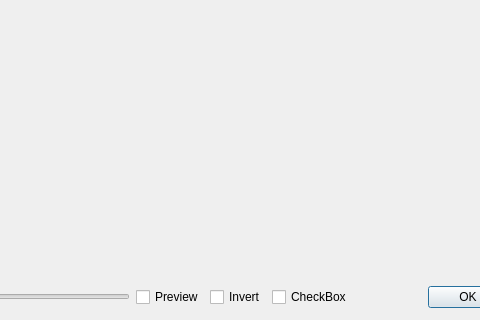
BojanV03/RS14-passerine, file ui/piceditor.ui: the form before one commit; both pictures show x 116 to 596 and y 172 to 492 of the 724 by 492 pixel window.
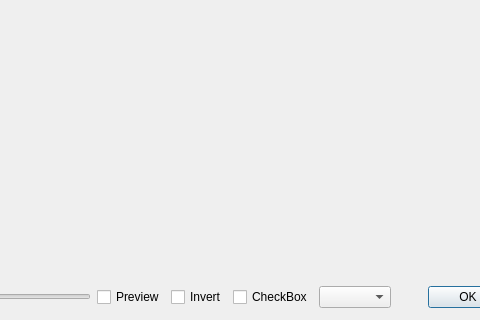
The form after the commit.

Commit message: full instrument support

```diff
--- a/ui/piceditor.ui
+++ b/ui/piceditor.ui
@@ -79,6 +79,9 @@
         </property>
        </widget>
       </item>
+      <item>
+       <widget class="QComboBox" name="comboInstrument"/>
+      </item>
       <item>
        <widget class="QDialogButtonBox" name="buttonBox">
         <property name="enabled">
```
The commit also changes 15 other files.
